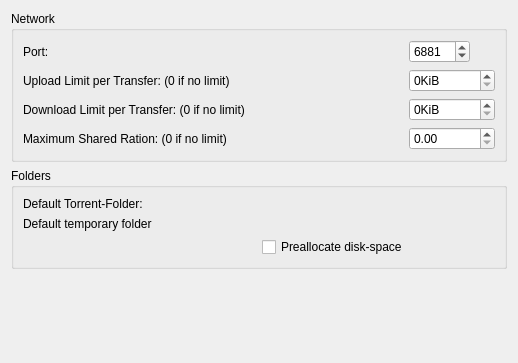
Old version of the form transfer-plugins/bittorrent/btsettingswidget.ui in the repository KDE/kget.
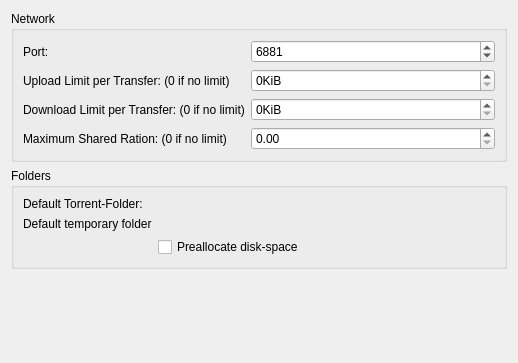
New version of the form. Custom widgets are drawn as their Qt base class.

Commit message: port layouts to QFormLayout and cleanup some dialogs

The edit to the form file:
```diff
--- a/transfer-plugins/bittorrent/btsettingswidget.ui
+++ b/transfer-plugins/bittorrent/btsettingswidget.ui
@@ -9,7 +9,7 @@
     <height>363</height>
    </rect>
   </property>
-  <layout class="QVBoxLayout" >
+  <layout class="QVBoxLayout" name="verticalLayout" >
    <item>
     <widget class="QGroupBox" name="networkGroupBox" >
      <property name="sizePolicy" >
@@ -21,7 +21,7 @@
      <property name="title" >
       <string>Network</string>
      </property>
-     <layout class="QGridLayout" >
+     <layout class="QFormLayout" name="formLayout" >
       <item row="0" column="0" >
        <widget class="QLabel" name="portLabel" >
         <property name="text" >
@@ -31,12 +31,6 @@
       </item>
       <item row="0" column="1" >
        <widget class="QSpinBox" name="portBox" >
-        <property name="sizePolicy" >
-         <sizepolicy vsizetype="Fixed" hsizetype="Maximum" >
-          <horstretch>0</horstretch>
-          <verstretch>0</verstretch>
-         </sizepolicy>
-        </property>
         <property name="maximum" >
          <number>99000</number>
         </property>
@@ -107,7 +101,7 @@
      <property name="title" >
       <string>Folders</string>
      </property>
-     <layout class="QGridLayout" >
+     <layout class="QFormLayout" name="formLayout_2" >
       <item row="0" column="0" >
        <widget class="QLabel" name="torrentFolderLabel" >
         <property name="sizePolicy" >
```
Left out of the diff: 2 changed lines with no effect on the pictures. The commit also changes 8 other files.
